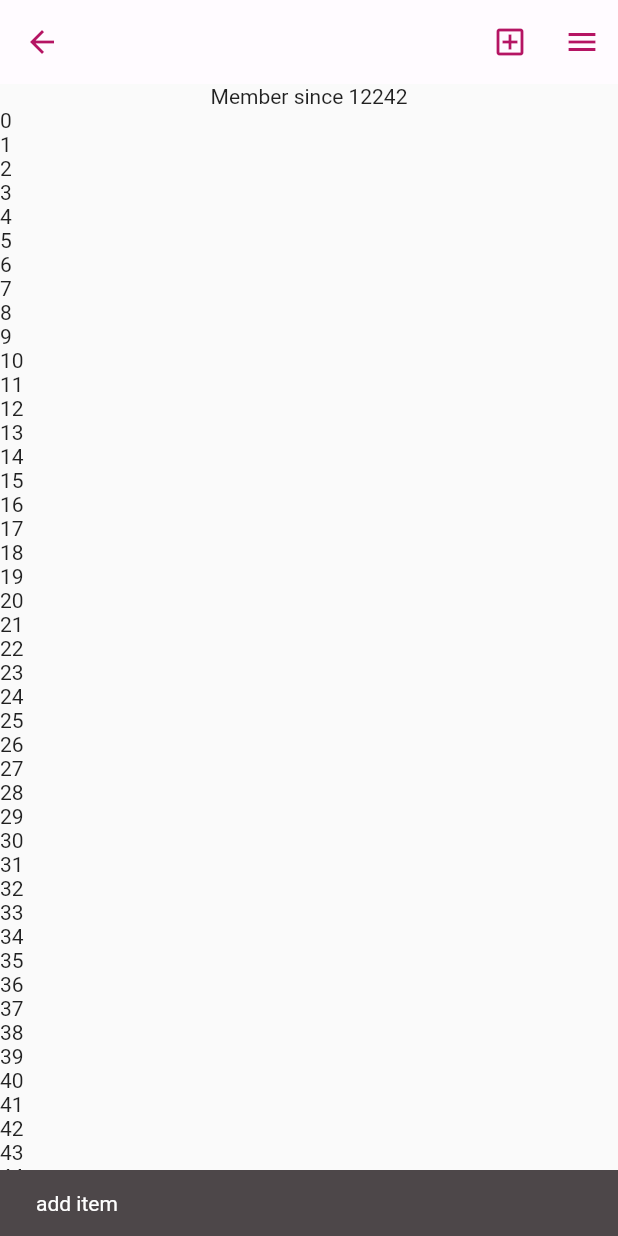
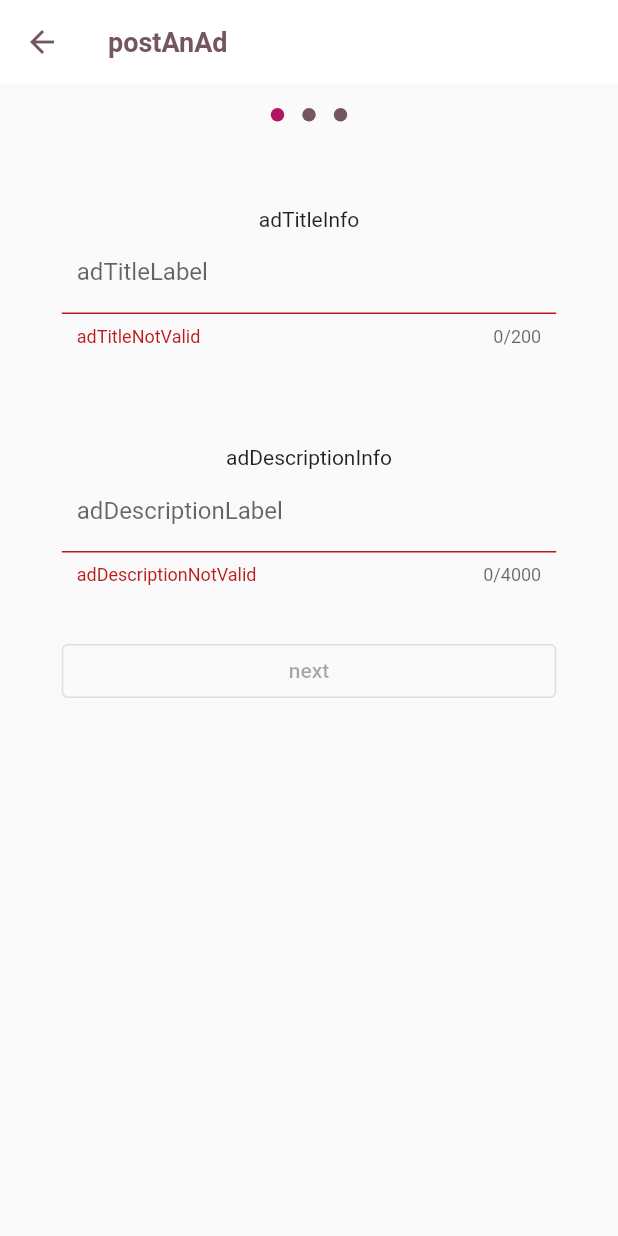
Before and after one commit to MartinJUHEL/bpm, a Flutter app: the ProfilScreen screen opened directly, after a tap on the "add box" icon, on a phone screen of 412 x 824 dp. Run offline on Flutter 3.47's test engine with Material 2 defaults, Android fonts, the phone set to English and light mode, and no system bars; drawn by our look-alikes of dots_indicator; our stand-ins replace bloc, cloud_firestore, connectivity_plus, easy_localization, equatable, firebase_auth and 10 more; missing offline and left inert: dart:ffi; accounts and stored records are empty.

Commit message:
add title and description

```diff
--- a/assets/translations/fr.json
+++ b/assets/translations/fr.json
@@ -44,5 +44,15 @@
 
   "@_PROFIL_PAGE": {},
   "memberDate": "Member since {}",
-  "logout": "Logout"
+  "logout": "Logout",
+
+
+  "@_PUBLISH_AD_PAGE": {},
+  "postAnAd": "Post an ad",
+  "adTitleInfo": "Choose a title for your ad",
+  "adTitleLabel": "Ad title",
+  "adTitleNotValid": "Your title should contain at least 3 characters",
+  "adDescriptionInfo": "Describe your ad",
+  "adDescriptionLabel": "Ad description",
+  "adDescriptionNotValid": "Your description should contain at least 10 characters"
 }
--- a/lib/app/appTextStyles.dart
+++ b/lib/app/appTextStyles.dart
@@ -1,3 +1,10 @@
-class AppTextStyles{
+import 'dart:ui';
 
+import 'package:flutter/material.dart';
+
+class AppTextStyles {
+  static TextStyle appBarTitleStyle(BuildContext context) => TextStyle(
+      color: Theme.of(context).colorScheme.secondary,
+      fontSize: 18,
+      fontWeight: FontWeight.bold);
 }
--- a/lib/profil/presentation/screens/profil_screen.dart
+++ b/lib/profil/presentation/screens/profil_screen.dart
@@ -2,6 +2,7 @@ import 'package:bpm/Authentication/presentation/bloc/authentication_bloc.dart';
 import 'package:bpm/core/di/injection.dart';
 import 'package:bpm/profil/presentation/bloc/profil_bloc.dart';
 import 'package:bpm/profil/presentation/widgets/profil_menu_modal.dart';
+import 'package:bpm/publish_ad/presentation/screens/publish_ad_screen.dart';
 import 'package:easy_localization/easy_localization.dart';
 import 'package:flutter/material.dart';
 import 'package:flutter/widgets.dart';
@@ -43,10 +44,7 @@ class ProfilScreen extends StatelessWidget {
                     actions: [
                       IconButton(
                         icon: const Icon(Icons.add_box_outlined),
-                        onPressed: () {
-                          ScaffoldMessenger.of(context).showSnackBar(
-                              const SnackBar(content: Text('add item')));
-                        },
+                        onPressed: () => _goToPublishAd(context),
                       ),
                       IconButton(
                         icon: const Icon(Icons.menu),
@@ -79,11 +77,18 @@ class ProfilScreen extends StatelessWidget {
     );
   }
 
-  _showMenuModal(BuildContext context){
+  _showMenuModal(BuildContext context) {
     showBarModalBottomSheet(
       expand: false,
       context: context,
       builder: (context) => const ProfilMenuModal(),
     );
   }
+
+  _goToPublishAd(BuildContext context) {
+    Navigator.push(
+      context,
+      MaterialPageRoute(builder: (context) => const PublishAdScreen()),
+    );
+  }
 }
--- /dev/null
+++ b/lib/publish_ad/domain/usecases/is_ad_description_valid_use_case.dart
@@ -0,0 +1,8 @@
+import 'package:injectable/injectable.dart';
+
+@injectable
+class IsAdDescriptionValidUseCase {
+  bool execute(String description) {
+    return description.length >= 10;
+  }
+}
--- /dev/null
+++ b/lib/publish_ad/domain/usecases/is_ad_title_valid_use_case.dart
@@ -0,0 +1,8 @@
+import 'package:injectable/injectable.dart';
+
+@injectable
+class IsAdTitleValidUseCase {
+  bool execute(String title) {
+    return title.length >= 3;
+  }
+}
--- /dev/null
+++ b/lib/publish_ad/presentation/bloc/publish_ad_event.dart
@@ -0,0 +1,10 @@
+part of 'publish_ad_bloc.dart';
+
+@freezed
+class PublishAdEvent with _$PublishAdEvent {
+  const factory PublishAdEvent.started() = _Started;
+  const factory PublishAdEvent.movedToNextPage() = _MovedToNextPage;
+  const factory PublishAdEvent.movedToPreviousPage() = _MovedToPreviousPage;
+  const factory PublishAdEvent.titleChanged(String title) = _TitleChanged;
+  const factory PublishAdEvent.descriptionChanged(String description) = _DescriptionChanged;
+}
--- /dev/null
+++ b/lib/publish_ad/presentation/bloc/publish_ad_state.dart
@@ -0,0 +1,29 @@
+part of 'publish_ad_bloc.dart';
+
+enum PublishAdStatus {
+  initial,
+  loading,
+  success,
+  failure;
+
+  bool get isInitial => this == PublishAdStatus.initial;
+
+  bool get isLoading => this == PublishAdStatus.loading;
+
+  bool get isSuccess => this == PublishAdStatus.success;
+
+  bool get isFailure => this == PublishAdStatus.failure;
+}
+
+@freezed
+class PublishAdState with _$PublishAdState {
+  const factory PublishAdState({
+    @Default(PublishAdStatus.initial) PublishAdStatus status,
+    @Default(0) int pageIndex,
+    @Default('') String title,
+    @Default(false) bool isTitleValid,
+    @Default('') String description,
+    @Default(false) bool isDescriptionValid,
+
+}) = _PublishAdState;
+}
--- /dev/null
+++ b/lib/publish_ad/presentation/screens/publish_ad_screen.dart
@@ -0,0 +1,99 @@
+import 'package:bpm/app/appTextStyles.dart';
+import 'package:bpm/core/di/injection.dart';
+import 'package:bpm/core/presentation/widgets/submit_button.dart';
+import 'package:bpm/publish_ad/presentation/bloc/publish_ad_bloc.dart';
+import 'package:bpm/publish_ad/presentation/widgets/publish_add_title_page.dart';
+import 'package:dots_indicator/dots_indicator.dart';
+import 'package:easy_localization/easy_localization.dart';
+import 'package:flutter/material.dart';
+import 'package:flutter/widgets.dart';
+import 'package:flutter_bloc/flutter_bloc.dart';
+
+class PublishAdScreen extends StatefulWidget {
+  const PublishAdScreen({super.key});
+
+  @override
+  State<PublishAdScreen> createState() => _PublishAdScreenState();
+}
+
+class _PublishAdScreenState extends State<PublishAdScreen> {
+  final PageController _controller = PageController();
+
+  _moveToPreviousPage(BuildContext context) {
+    context
+        .read<PublishAdBloc>()
+        .add(const PublishAdEvent.movedToPreviousPage());
+    _controller.previousPage(
+        duration: const Duration(milliseconds: 200), curve: Curves.easeIn);
+  }
+
+  _moveToNextPage(BuildContext context) {
+    context.read<PublishAdBloc>().add(const PublishAdEvent.movedToNextPage());
+    _controller.nextPage(
+        duration: const Duration(milliseconds: 200), curve: Curves.easeIn);
+  }
+
+  @override
+  Widget build(BuildContext context) {
+    return BlocProvider(
+      create: (context) => locator<PublishAdBloc>(),
+      child: BlocConsumer<PublishAdBloc, PublishAdState>(
+        listener: (context, state) {
+          // TODO: implement listener
+        },
+        builder: (context, state) {
+          return SafeArea(
+            child: Scaffold(
+              appBar: AppBar(
+                title: const Text('postAnAd').tr(),
+                titleTextStyle: AppTextStyles.appBarTitleStyle(context),
+                backgroundColor: Theme.of(context).colorScheme.onPrimary,
+                elevation: 0,
+                leading: IconButton(
+                  icon: Icon(
+                    Icons.arrow_back,
+                    color: Theme.of(context).colorScheme.secondary,
+                  ),
+                  onPressed: () {
+                    if (state.pageIndex == 0) {
+                      Navigator.pop(context);
+                    } else {
+                      _moveToPreviousPage(context);
+                    }
+                  },
+                ),
+              ),
+              body: Stack(alignment: Alignment.center, children: [
+                Positioned(
+                    top: 10,
+                    child: DotsIndicator(
+                      decorator: DotsDecorator(
+                          color: Theme.of(context).colorScheme.secondary,
+                          activeColor: Theme.of(context).colorScheme.primary),
+                      dotsCount: _page_number,
+                      position: state.pageIndex,
+                      mainAxisAlignment: MainAxisAlignment.center,
+                    )),
+                PageView(
+                  physics: const NeverScrollableScrollPhysics(),
+                  scrollDirection: Axis.horizontal,
+                  controller: _controller,
+                  children: [
+                    PublishAdTitlePage(submit: () => _moveToNextPage(context)),
+                    Text('TOTO2')
+                  ],
+                ),
+              ]),
+            ),
+          );
+        },
+      ),
+    );
+  }
+
+  ///////////////////////////////////////////////////////////////
+  //CONSTANTS
+  ///////////////////////////////////////////////////////////////
+
+  static const _page_number = 3;
+}
--- /dev/null
+++ b/lib/publish_ad/presentation/widgets/publish_add_title_page.dart
@@ -0,0 +1,83 @@
+import 'package:bpm/core/presentation/widgets/submit_button.dart';
+import 'package:bpm/publish_ad/presentation/bloc/publish_ad_bloc.dart';
+import 'package:easy_localization/easy_localization.dart';
+import 'package:flutter/cupertino.dart';
+import 'package:flutter/material.dart';
+import 'package:flutter_bloc/flutter_bloc.dart';
+
+class PublishAdTitlePage extends StatelessWidget {
+  final VoidCallback submit;
+
+  const PublishAdTitlePage({super.key, required this.submit});
+
+  @override
+  Widget build(BuildContext context) {
+    Size size = MediaQuery.of(context).size;
+    return BlocBuilder<PublishAdBloc, PublishAdState>(
+      builder: (context, state) {
+        return Column(
+          mainAxisAlignment: MainAxisAlignment.start,
+          mainAxisSize: MainAxisSize.min,
+          children: [
+            Padding(padding: EdgeInsets.only(bottom: size.height * 0.1)),
+            const Text('adTitleInfo').tr(),
+            SizedBox(
+              width: size.width * 0.8,
+              child: TextFormField(
+                  onChanged: (value) {
+                    context
+                        .read<PublishAdBloc>()
+                        .add(PublishAdEvent.titleChanged(value));
+                  },
+                  maxLength: _maxLengthTitle,
+                  textInputAction: TextInputAction.done,
+                  decoration: InputDecoration(
+                    labelText: tr('adTitleLabel'),
+                    errorText: !state.isTitleValid ? tr('adTitleNotValid') : null,
+                    hintText: tr('adTitleLabel'),
+                    contentPadding: const EdgeInsets.symmetric(
+                        vertical: 10.0, horizontal: 10.0),
+                  )),
+            ),
+            Padding(padding: EdgeInsets.only(bottom: size.height * 0.08)),
+            const Text('adDescriptionInfo').tr(),
+            SizedBox(
+              width: size.width * 0.8,
+              child: TextFormField(
+                  onChanged: (value) {
+                    context
+                        .read<PublishAdBloc>()
+                        .add(PublishAdEvent.descriptionChanged(value));
+                  },
+                  keyboardType: TextInputType.multiline,
+                  textInputAction: TextInputAction.newline,
+                  maxLength: _maxLengthDescription,
+                  decoration: InputDecoration(
+                    labelText: tr('adDescriptionLabel'),
+                    errorText: !state.isDescriptionValid
+                        ? tr('adDescriptionNotValid')
+                        : null,
+                    hintText: tr('adDescriptionLabel'),
+                    contentPadding: const EdgeInsets.symmetric(
+                        vertical: 10.0, horizontal: 10.0),
+                  )),
+            ),
+            Padding(padding: EdgeInsets.only(bottom: size.height * 0.04)),
+            SubmitButton(
+                title: 'next',
+                isEnabled: state.isTitleValid && state.isDescriptionValid,
+                isLoading: state.status.isLoading,
+                onPressed: () => submit())
+          ],
+        );
+      },
+    );
+  }
+
+  ///////////////////////////////////////////////////////////////
+  //CONSTANTS
+  ///////////////////////////////////////////////////////////////
+
+  static const _maxLengthTitle = 200;
+  static const _maxLengthDescription = 4000;
+}
--- a/pubspec.yaml
+++ b/pubspec.yaml
@@ -34,6 +34,8 @@ dependencies:
   shared_preferences: ^2.2.2
   modal_bottom_sheet: ^2.1.2
   flutter_easyloading: ^3.0.5
+  geolocator: ^10.1.0
+  dots_indicator: ^3.0.0
 
 dev_dependencies:
   flutter_test:
```
Also changed, not shown: lib/publish_ad/presentation/bloc/publish_ad_bloc.dart (added, +53 -0 lines), lib/core/di/injection.config.dart, lib/publish_ad/presentation/bloc/publish_ad_bloc.freezed.dart (added), pubspec.lock.
